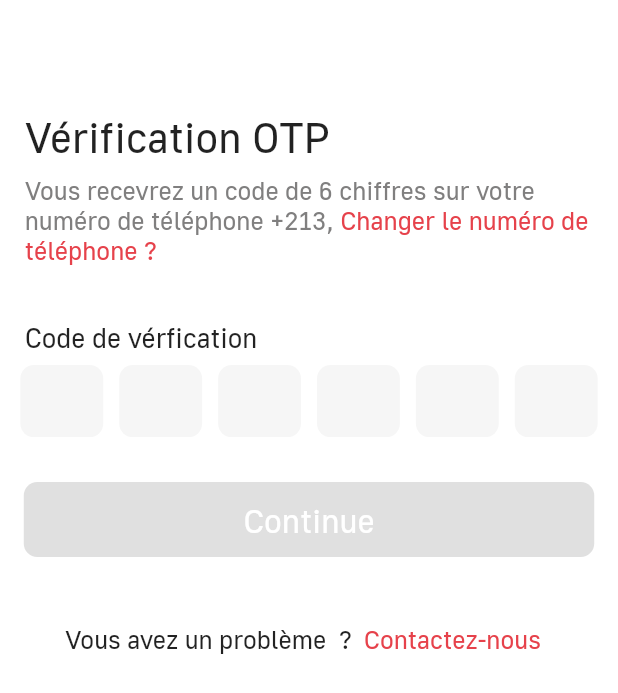
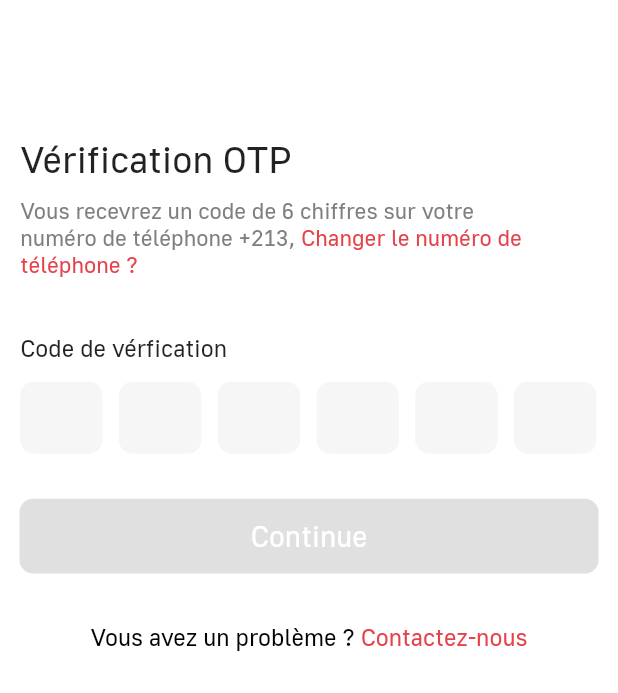
Before and after one commit to UiiUii12/Livraison_app, a Flutter app: the OTPScreen screen opened directly with empty values, on a phone screen of 412 x 824 dp. Shown: the top 693 px of the screen. Run offline on Flutter 3.47's test engine with Material 2 defaults, Android fonts, the phone set to English and light mode, and no system bars; drawn by our look-alikes of auto_size_text; our stand-ins replace connectivity_plus, eva_icons_flutter, flutter_screenutil, flutter_spinkit, flutter_svg, get and 2 more; accounts and stored records are empty; project files that could hold a hidden picture were left out.

```diff
--- a/lib/view/HomeScreen.dart
+++ b/lib/view/HomeScreen.dart
@@ -9,9 +9,7 @@ import 'package:get/get.dart';
 import 'package:get/get_core/src/get_main.dart';
 import 'package:livraison_app/Controller/LoginScreenController.dart';
 import 'package:livraison_app/Controller/RestaurantController.dart';
-import 'package:livraison_app/View/LoginScreen.dart';
 import 'package:livraison_app/View/RestaurantsScreen.dart';
-import 'package:livraison_app/View/SearchScreen.dart';
 import 'package:livraison_app/classes/promotion.dart';
 import 'package:livraison_app/Controller/HomeScreenController.dart';
 
--- a/lib/view/OTPScreen.dart
+++ b/lib/view/OTPScreen.dart
@@ -1,13 +1,11 @@
-import 'dart:async';
 
 import 'package:auto_size_text/auto_size_text.dart';
 import 'package:flutter/cupertino.dart';
 import 'package:flutter/gestures.dart';
 import 'package:flutter/material.dart';
 import 'package:flutter/services.dart';
+import 'package:flutter_screenutil/flutter_screenutil.dart';
 import 'package:get/get.dart';
-import 'package:url_launcher/url_launcher.dart';
-import 'package:livraison_app/Widgets/customDialog.dart';
 import 'package:livraison_app/Controller/AppController.dart';
 import 'package:livraison_app/Controller/OTPScreenController.dart';
 
@@ -30,30 +28,25 @@ class _OTPScreenState extends State<OTPScreen> {
         color: Colors.white,
         child: Column(
           children: [
-            Spacer(flex: 10,),
+            Spacer(flex: 101,),
             Row(
               children: [
-                Spacer(flex: 1,),
-                Expanded(
-                  flex: 24,
-                  child: Align(
+                SizedBox(width: 14.w,),
+                Align(
                   alignment: Alignment.topLeft,
                   child: AutoSizeText(
                     'Vérification OTP',
                     maxLines: 2,
-                      style: TextStyle(fontSize: 28, fontFamily: 'Golos'),
-                    ),
+                    style: TextStyle(fontSize: 28.sp, fontFamily: 'Golos'),
                   ),
                 )
               ],
             ),
-            Spacer(flex:1,),
-
+            Spacer(flex:10,),
             Row(
               children: [
-                Spacer(flex: 1,),
+                SizedBox(width: 14.w,),
                 Expanded(
-                  flex: 24,
                   child: Align(
                     alignment: Alignment.topLeft,
                     child: RichText(
@@ -63,7 +56,7 @@ class _OTPScreenState extends State<OTPScreen> {
                                 'Vous recevrez un code de 6 chiffres sur votre\nnuméro de téléphone +213${widget.phoneNumber.text}, ',
                             style: TextStyle(
                               color: Color(0xff807F7F),
-                              fontSize: 17,
+                              fontSize: 17.sp,
                               fontFamily: 'Golos',
                             )),
                         TextSpan(
@@ -73,27 +66,27 @@ class _OTPScreenState extends State<OTPScreen> {
                                   context, '/'),
                             style: TextStyle(
                               color: Color(0xffE6424B),
-                              fontSize: 17,
+                              fontSize: 17.sp,
                               fontFamily: 'Golos',
                             ))
                       ]),
                     ),
                   ),
                 ),
+                SizedBox(width: 14.w,),
               ],
             ),
-            Spacer(flex: 5,),
+            Spacer(flex: 41,),
             Row(
               children: [
-                Spacer(flex: 1,),
+                SizedBox(width: 14.w,),
                 Expanded(
-                  flex: 24,
                   child: Align(
                     alignment: Alignment.topLeft,
                     child: AutoSizeText(
                       'Code de vérfication',
                       style: TextStyle(
-                        fontSize: 18,
+                        fontSize: 18.sp,
                         fontFamily: 'Golos',
                       ),
                     ),
@@ -101,81 +94,62 @@ class _OTPScreenState extends State<OTPScreen> {
                 ),
               ],
             ),
-            Spacer(flex: 1,),
+            Spacer(flex: 15,),
             Row(
               children: [
-                Spacer(flex: 14,),
-                Expanded(
-                  flex: 57,
-                  child: _textFieldOTP(
+                SizedBox(width: 14.w,),
+                _textFieldOTP(
                   first: true,
                   last: false,
                   numero: 1,
                   digitCodeN: controller.digitCode1,
                 ),
-                ),
-                Spacer(flex: 11,),
-                Expanded(
-                  flex: 57,
-                  child: _textFieldOTP(
+                SizedBox(width: 11.4.w,),
+                _textFieldOTP(
                   first: false,
                   last: false,
                   numero: 2,
                   digitCodeN: controller.digitCode2,
                 ),
-                ),
-                Spacer(flex: 11,),
-                Expanded(
-                  flex: 57,
-                  child: _textFieldOTP(
+                SizedBox(width: 11.4.w,),
+                _textFieldOTP(
                   first: false,
                   last: false,
                   numero: 3,
                   digitCodeN: controller.digitCode3,
                 ),
-                ),
-                Spacer(flex: 11,),
-                Expanded(
-                  flex: 57,
-                  child: _textFieldOTP(
+                SizedBox(width: 11.4.w,),
+                _textFieldOTP(
                   first: false,
                   last: false,
                   numero: 4,
                   digitCodeN: controller.digitCode4,
                 ),
-                ),
-                Spacer(flex: 11,),
-                Expanded(
-                  flex: 57,
-                  child: _textFieldOTP(
+                SizedBox(width: 11.4.w,),
+                _textFieldOTP(
                   first: false,
                   last: false,
                   numero: 5,
                   digitCodeN: controller.digitCode5,
                 ),
-                ),
-                Spacer(flex: 11,),
-                Expanded(
-                  flex: 57,
-                  child: _textFieldOTP(
+                SizedBox(width: 11.4.w,),
+                _textFieldOTP(
                   first: false,
                   last: true,
                   numero: 6,
                   digitCodeN: controller.digitCode6,
                 ),
-                ),
-                Spacer(flex: 14,),
+                SizedBox(width: 15.w,),
               ],
             ),
-            Spacer(flex: 4,),
+            Spacer(flex: 33,),
             Row(
+              mainAxisAlignment: MainAxisAlignment.center,
               children: [
-                Spacer(flex: 1,),
-                Expanded(
-                  flex: 24,
-                  child: GetBuilder(
+                GetBuilder(
                   builder: (OTPScreenController controller) => Container(
-                      height: 50,
+                    height: 56.h,
+                    width: 401.w,
                     child: ElevatedButton(
                       onPressed:
                               controller.submit1 &&
@@ -200,49 +174,46 @@ class _OTPScreenState extends State<OTPScreen> {
                         'Continue',
                         style: TextStyle(
                           fontFamily: 'Golos',
-                            fontSize: 22,
+                          fontSize: 22.sp,
                           color: Colors.white,
                         ),
                       ),
                       style: ElevatedButton.styleFrom(
-                            primary: Color(0xffE6424B),
+                          backgroundColor: Color(0xffE6424B),
                           shape: RoundedRectangleBorder(
                             borderRadius: BorderRadius.circular(9.0),
                           )),
                     ),
                   ),
                 ),
-                ),
-                Spacer(flex: 1,),
               ],
             ),
-           Spacer(flex: 4,),
-            Row(
-              mainAxisAlignment: MainAxisAlignment.center,
-              children: [
-                AutoSizeText(
-                  'Vous avez un problème  ?',
+           Spacer(flex: 36,),
+            Align(
+              alignment: Alignment.center,
+              child: RichText(
+                maxLines: 1,
+                text: TextSpan(children: [
+                  TextSpan(
+                      text:'Vous avez un problème ?',
                       style: TextStyle(
-                    fontSize: 17,
+                        color: Colors.black,
+                        fontSize: 18.sp,
                         fontFamily: 'Golos',
+                      )),
+                  TextSpan(
+                      recognizer:  TapGestureRecognizer()
+                        ..onTap = () => controller.onInDirectCall(),
+                      text:' Contactez-nous',
+                      style: TextStyle(
+                        color: Color(0xffE6424B),
+                        fontSize: 18.sp,
+                        fontFamily: 'Golos',
+                      ))
+                ]),
               ),
             ),
-                TextButton(
-                    onPressed: () async {
-                      if (!await launchUrl(_number))
-                        throw 'Could not launch $_number';
-                    },
-                    child: AutoSizeText(
-                      'Contactez-nous',
-                      style: TextStyle(
-                        color: Color(0xffE6424B),
-                        fontSize: 17,
-                        fontFamily: 'Golos',
-                      ),
-                    ))
-              ],
-            ),
-            Spacer(flex: 50,)
+            Spacer(flex: 430,)
           ],
         ),
       ),
@@ -255,7 +226,8 @@ class _OTPScreenState extends State<OTPScreen> {
       required int numero,
       required TextEditingController digitCodeN}) {
     return Container(
-      height: 48,
+      height: 54.h,
+      width: 57.w,
       decoration: BoxDecoration(
           color: Color(0xffF6F6F6), borderRadius: BorderRadius.circular(9)),
       child: TextFormField(
@@ -272,7 +244,7 @@ class _OTPScreenState extends State<OTPScreen> {
         textAlign: TextAlign.center,
         controller: digitCodeN,
         style: TextStyle(
-          fontSize: 28,
+          fontSize: 28.sp,
           fontFamily: 'Golos',
         ),
         onChanged: (value) {
--- a/lib/view/SearchScreen.dart
+++ b/lib/view/SearchScreen.dart
@@ -8,7 +8,6 @@ import 'package:flutter_screenutil/flutter_screenutil.dart';
 import 'package:get/get.dart';
 import 'package:get/state_manager.dart';
 import 'package:livraison_app/Controller/SearchController.dart';
-
 import '../Controller/LoginScreenController.dart';
 
 class SearchScreen extends StatelessWidget {
```
Also changed, not shown: lib/view/AdresseScreen.dart (+41 -54 lines), lib/view/LoginScreen.dart (+80 -95 lines), lib/view/WelcomeScreen.dart (+25 -30 lines). Lines whose indentation alone changed are shown as unchanged.
